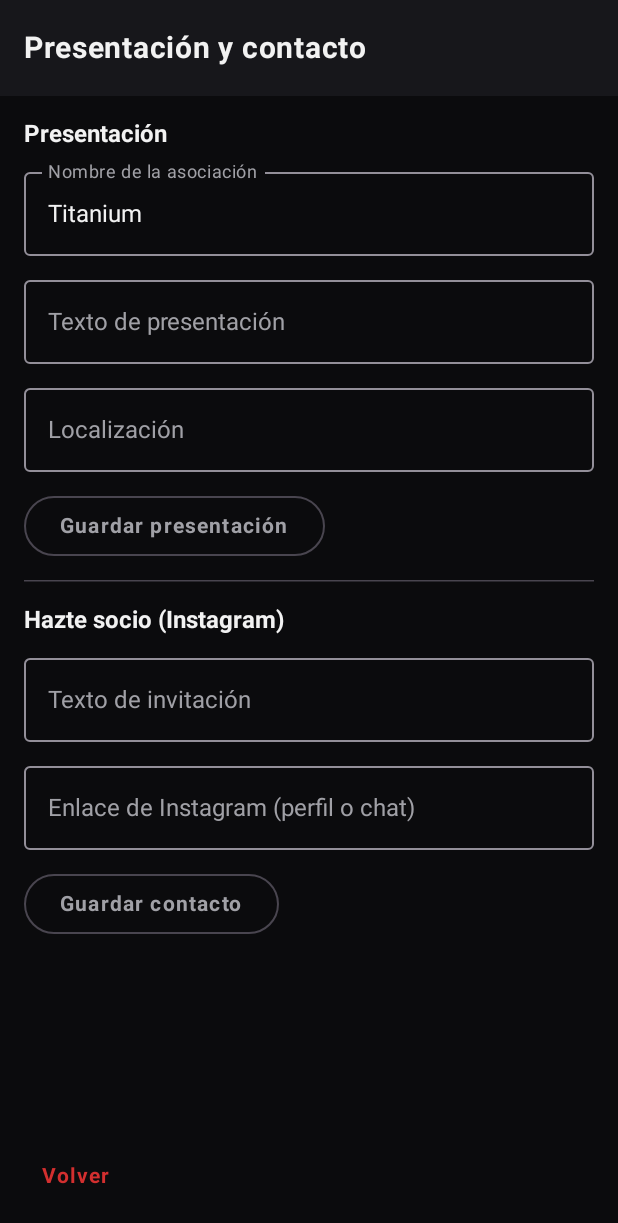
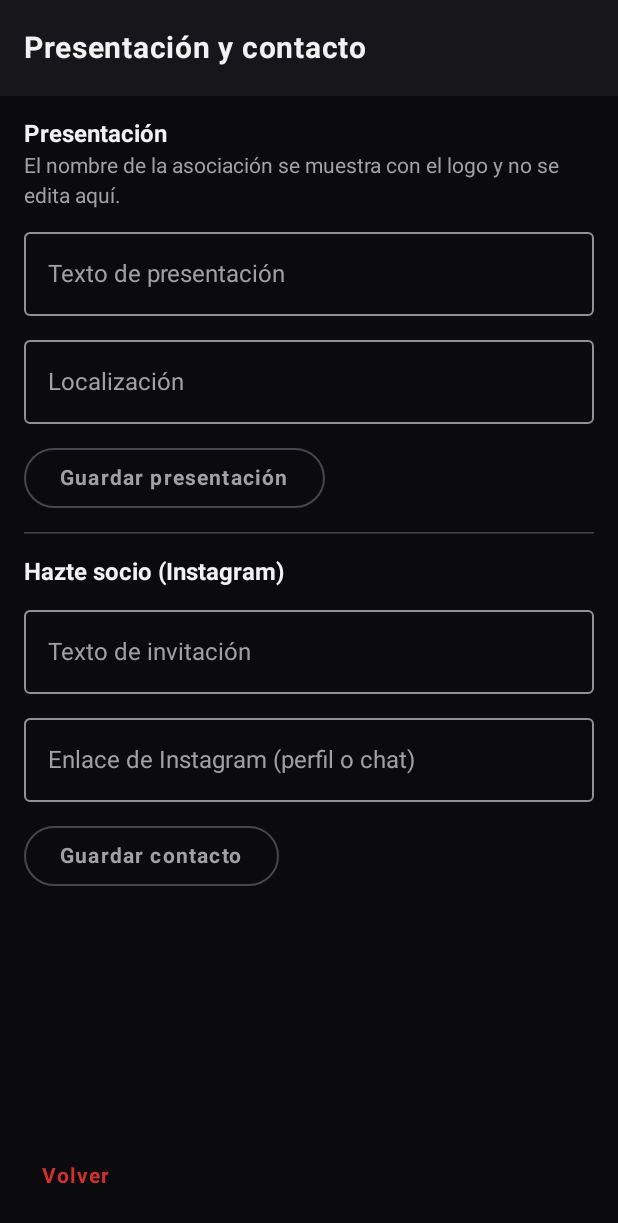
Before and after one commit to PerchaCervantina/AppTitanium, an Android app built with Jetpack Compose: the composable PresentationAdminScreen shown on its own in the app's theme, after a tap on "Guardar presentación", on a phone screen of 412 x 824 dp. Shown: the top 1223 px of the screen. Run offline under Robolectric (Android 15) with nearby library versions, the phone set to English and light mode, and no system bars; our stand-ins replace Firebase (no records; nobody signed in at launch, a user with empty details on screens opened directly).

Commit message:
Replace editable association name with the fixed Titanium logo
The header now shows the association's actual logo image (non-editable)
instead of a big text title sourced from the "name" field. Removed
PresentationInfo.name end-to-end (Firestore read/write and the admin
form) since nothing displays it anymore; the long-press admin entry
point moved from the title text to the logo image.

Co-Authored-By: Claude Sonnet 5 <noreply@anthropic.com>
Claude-Session: https://claude.ai/code/session_0192Di9Yfz4u7HCNS2mzMgH6

```diff
--- a/app/src/main/java/com/titanium/app/data/firebase/FirebaseModels.kt
+++ b/app/src/main/java/com/titanium/app/data/firebase/FirebaseModels.kt
@@ -14,7 +14,6 @@ data class AdminEntry(
 )
 
 data class PresentationInfo(
-    val name: String = "Titanium",
     val description: String = "",
     val location: String = ""
 )
--- a/app/src/main/java/com/titanium/app/data/firebase/FirestoreContentRepository.kt
+++ b/app/src/main/java/com/titanium/app/data/firebase/FirestoreContentRepository.kt
@@ -28,7 +28,6 @@ class FirestoreContentRepository(
             .addSnapshotListener { snapshot, _ ->
                 trySend(
                     PresentationInfo(
-                        name = snapshot?.getString("name") ?: "Titanium",
                         description = snapshot?.getString("description") ?: "",
                         location = snapshot?.getString("location") ?: ""
                     )
@@ -39,7 +38,7 @@ class FirestoreContentRepository(
 
     suspend fun updatePresentation(info: PresentationInfo) {
         db.collection("config").document("presentation")
-            .set(mapOf("name" to info.name, "description" to info.description, "location" to info.location))
+            .set(mapOf("description" to info.description, "location" to info.location))
             .await()
     }
 
--- a/app/src/main/java/com/titanium/app/ui/admin/PresentationAdminScreen.kt
+++ b/app/src/main/java/com/titanium/app/ui/admin/PresentationAdminScreen.kt
@@ -38,7 +38,6 @@ fun PresentationAdminScreen(
     val presentation by repository.observePresentation().collectAsState(initial = PresentationInfo())
     val membership by repository.observeMembership().collectAsState(initial = MembershipInfo())
 
-    var name by remember { mutableStateOf("") }
     var description by remember { mutableStateOf("") }
     var location by remember { mutableStateOf("") }
     var membershipIntro by remember { mutableStateOf("") }
@@ -50,7 +49,6 @@ fun PresentationAdminScreen(
     // actualización en tiempo real.
     LaunchedEffect(presentation, membership) {
         if (!initialized) {
-            name = presentation.name
             description = presentation.description
             location = presentation.location
             membershipIntro = membership.intro
@@ -71,11 +69,11 @@ fun PresentationAdminScreen(
                 .padding(16.dp)
         ) {
             Text(text = "Presentación", style = MaterialTheme.typography.titleMedium)
-            OutlinedTextField(
-                value = name,
-                onValueChange = { name = it },
-                label = { Text("Nombre de la asociación") },
-                modifier = Modifier.fillMaxWidth().padding(top = 8.dp)
+            Text(
+                text = "El nombre de la asociación se muestra con el logo y no se edita aquí.",
+                style = MaterialTheme.typography.bodyMedium,
+                color = MaterialTheme.colorScheme.onSurfaceVariant,
+                modifier = Modifier.padding(top = 4.dp)
             )
             OutlinedTextField(
                 value = description,
@@ -90,7 +88,7 @@ fun PresentationAdminScreen(
                 modifier = Modifier.fillMaxWidth().padding(top = 8.dp)
             )
             OutlinedButton(
-                onClick = { scope.launch { repository.updatePresentation(PresentationInfo(name, description, location)) } },
+                onClick = { scope.launch { repository.updatePresentation(PresentationInfo(description, location)) } },
                 modifier = Modifier.padding(top = 12.dp, bottom = 12.dp)
             ) { Text("Guardar presentación") }
 
```
Also changed, not shown: app/src/main/java/com/titanium/app/ui/components/HeaderCard.kt (+18 -8 lines), app/src/main/res/drawable-nodpi/logo_titanium.png (added).
